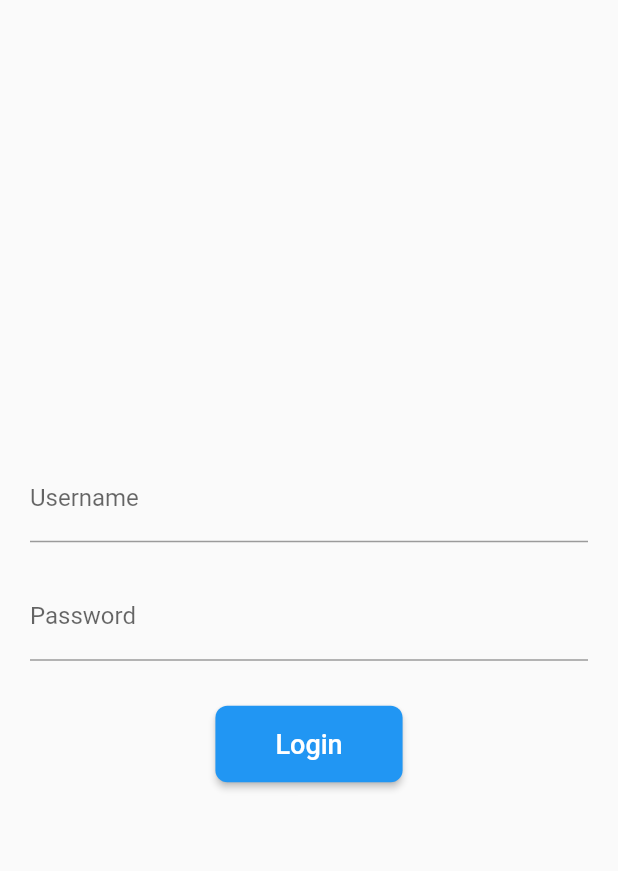
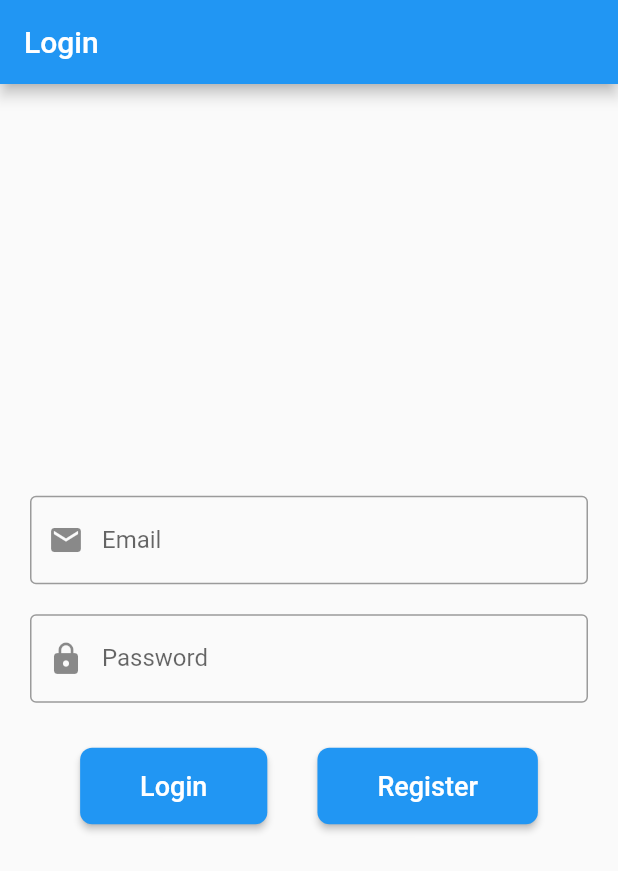
Before and after one commit to K-gultom/projek_akhir_pcs, a Flutter app: the screen it shows after launch, on a phone screen of 412 x 824 dp. Shown: the top 871 px of the screen. Run offline on Flutter 3.47's test engine with Material 2 defaults, Android fonts, the phone set to English and light mode, and no system bars.

Commit message:
commit register

```diff
--- a/projek_pcs/lib/Screen/login.dart
+++ b/projek_pcs/lib/Screen/login.dart
@@ -1,11 +1,7 @@
 import 'package:flutter/material.dart';
 import 'package:http/http.dart' as http;
-import 'package:projek_pcs/home.dart';
 import 'dart:convert';
 import 'register.dart';
-import 'package:projek_pcs/home.dart';
-
-
 
 class LoginPage extends StatefulWidget {
   @override
@@ -13,97 +9,103 @@ class LoginPage extends StatefulWidget {
 }
 
 class _LoginPageState extends State<LoginPage> {
-  // TextEditingController _emailController = TextEditingController();
-  // TextEditingController _passwordController = TextEditingController();
+  TextEditingController _emailController = TextEditingController();
+  TextEditingController _passwordController = TextEditingController();
 
-  // Future<void> _loginUser() async {
-  //   String email = _emailController.text;
-  //   String password = _passwordController.text;
+  Future<void> _loginUser() async {
+    String email = _emailController.text;
+    String password = _passwordController.text;
 
-  //   var url = Uri.parse('http://192.168.1.21/db_sewa_ps/login.php');
-  //   var response = await http.post(
-  //     url,
-  //     body: {
-  //       'email': email,
-  //       'password': password,
-  //     },
-  //   );
+    var url = Uri.parse('http://192.168.1.21/db_sewa_ps/login.php');
+    var response = await http.post(
+      url,
+      body: {
+        'email': email,
+        'password': password,
+      },
+    );
 
-  //   if (response.statusCode == 200) {
-  //     var data = json.decode(response.body);
-  //     if (data == 'success') {
-  //       // Login berhasil
-  //       Navigator.pushReplacementNamed(context, '/home');
-  //     } else {
-  //       // Login gagal
-  //       showDialog(
-  //         context: context,
-  //         builder: (BuildContext context) {
-  //           return AlertDialog(
-  //             title: Text('Login Failed'),
-  //             content: Text('Invalid email or password'),
-  //             actions: [
-  //               TextButton(
-  //                 child: Text('OK'),
-  //                 onPressed: () {
-  //                   Navigator.of(context).pop();
-  //                 },
-  //               ),
-  //             ],
-  //           );
-  //         },
-  //       );
-  //     }
-  //   } else {
-  //     showDialog(
-  //       context: context,
-  //       builder: (BuildContext context) {
-  //         return AlertDialog(
-  //           title: Text('Error'),
-  //           content: Text('Failed to connect to server'),
-  //           actions: [
-  //             TextButton(
-  //               child: Text('OK'),
-  //               onPressed: () {
-  //                 Navigator.of(context).pop();
-  //               },
-  //             ),
-  //           ],
-  //         );
-  //       },
-  //     );
-  //   }
-  // }
+    if (response.statusCode == 200) {
+      var data = json.decode(response.body);
+      if (data== 'success') {
+        // Login berhasil
+        Navigator.pushReplacementNamed(context, '/home');
+      } else {
+        // Login gagal
+        showDialog(
+          context: context,
+          builder: (BuildContext context) {
+            return AlertDialog(
+              title: Text('Login Failed'),
+              content: Text('Invalid email or password'),
+              actions: [
+                TextButton(
+                  child: Text('OK'),
+                  onPressed: () {
+                    Navigator.of(context).pop();
+                  },
+                ),
+              ],
+            );
+          },
+        );
+      }
+    } else {
+      showDialog(
+        context: context,
+        builder: (BuildContext context) {
+          return AlertDialog(
+            title: Text('Error'),
+            content: Text('Failed to connect to server'),
+            actions: [
+              TextButton(
+                child: Text('OK'),
+                onPressed: () {
+                  Navigator.of(context).pop();
+                },
+              ),
+            ],
+          );
+        },
+      );
+    }
+  }
 
-  // void _goToRegisterPage() {
-  //   Navigator.push(
-  //     context,
-  //     MaterialPageRoute(builder: (context) => RegisterPage()),
-  //   );
-  // }
+  void _goToRegisterPage() {
+    Navigator.push(
+      context,
+      MaterialPageRoute(builder: (context) => RegisterPage()),
+    );
+  }
 
   @override
   Widget build(BuildContext context) {
     return Scaffold(
-      // appBar: AppBar(
-      //   backgroundColor: Colors.blue,
-      //   title: Text('Rudi PS'),
-      // ),
+      appBar: AppBar(
+        title: Text('Login'),
+        backgroundColor: Colors.blue,
+      ),
       body: Padding(
         padding: EdgeInsets.all(20.0),
         child: Column(
           mainAxisAlignment: MainAxisAlignment.center,
           children: [
             TextFormField(
-              // controller: _emailController,
-              decoration: InputDecoration(labelText: 'Username'),
+              controller: _emailController,
+              decoration: InputDecoration(
+                labelText: 'Email',
+                border: OutlineInputBorder(),
+                prefixIcon: Icon(Icons.email),
+              ),
               style: TextStyle(fontSize: 16.0),
             ),
             SizedBox(height: 20.0),
             TextFormField(
-              // controller: _passwordController,
+              controller: _passwordController,
               decoration: InputDecoration(
                 labelText: 'Password',
+                border: OutlineInputBorder(),
+                prefixIcon: Icon(Icons.lock),
               ),
               style: TextStyle(fontSize: 16.0),
               obscureText: true,
@@ -113,12 +115,23 @@ class _LoginPageState extends State<LoginPage> {
               mainAxisAlignment: MainAxisAlignment.spaceEvenly,
               children: [
                 ElevatedButton(
-                  // onPressed: _loginUser,
-                  onPressed: () {
-                    Navigator.pushNamed(context, '/home');
-                  },
+                  onPressed: _loginUser,
                   child: Text(
                     'Login',
+                    style: TextStyle(fontSize: 18.0),
+                  ),
+                  style: ElevatedButton.styleFrom(
+                    padding:
+                        EdgeInsets.symmetric(horizontal: 40.0, vertical: 15.0),
+                    shape: RoundedRectangleBorder(
+                      borderRadius: BorderRadius.circular(8.0),
+                    ),
+                  ),
+                ),
+                ElevatedButton(
+                  onPressed: _goToRegisterPage,
+                  child: Text(
+                    'Register',
                     style: TextStyle(fontSize: 18.0),
                   ),
                   style: ElevatedButton.styleFrom(
```
